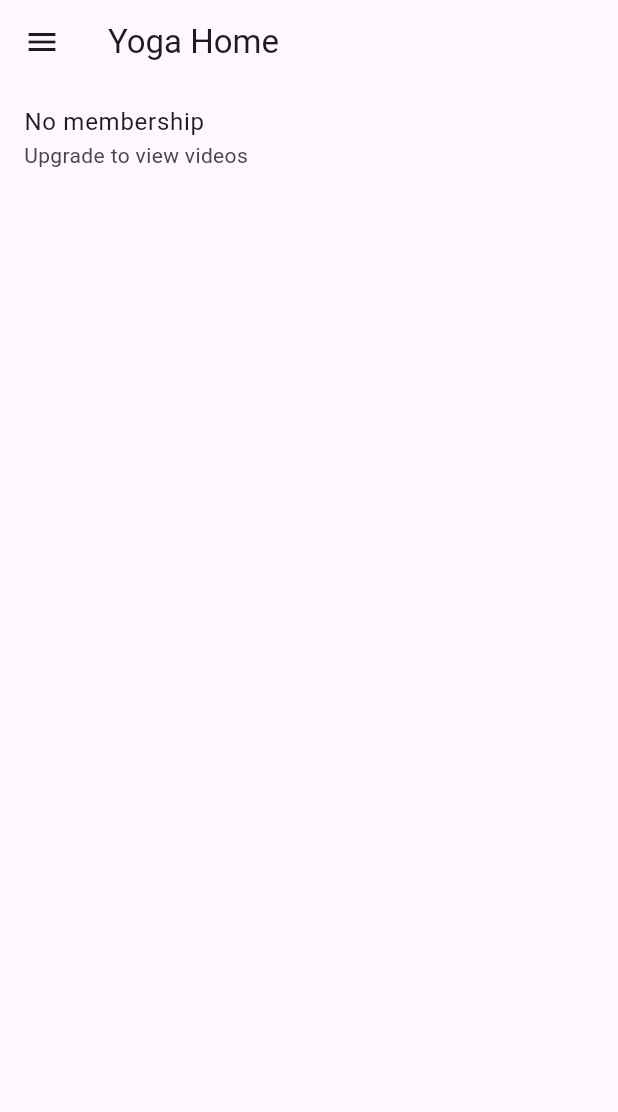
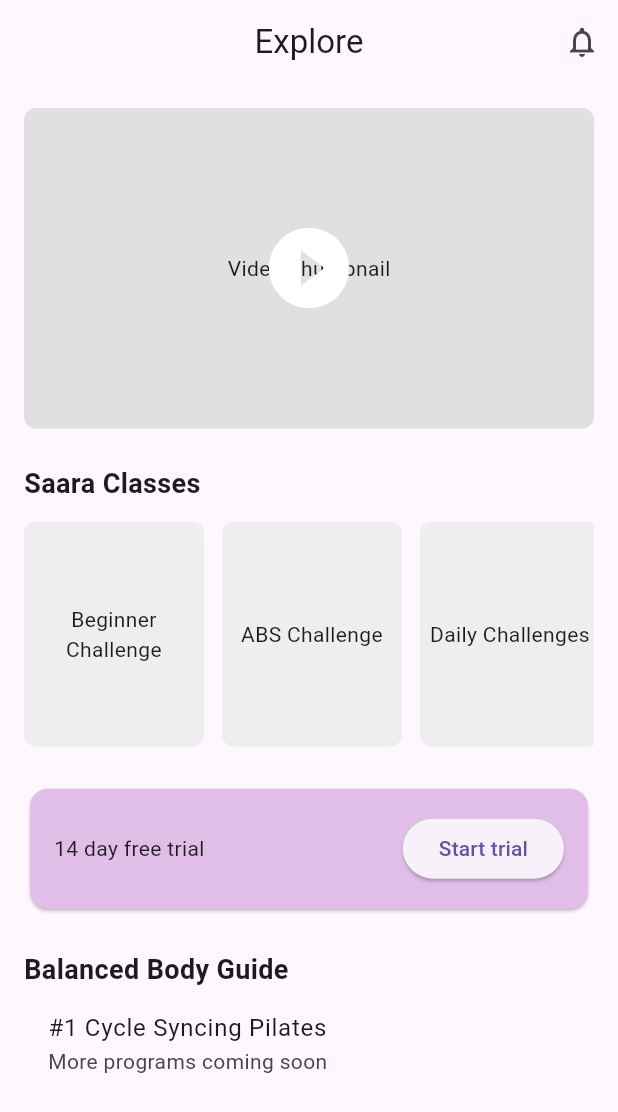
Before and after one commit to Vivek5kwt/saara, a Flutter app: the HomePage screen opened by its route, on a phone screen of 412 x 824 dp. Shown: the top 1112 px of the screen. Run offline on Flutter 3.47's test engine with Material 3 defaults, Android fonts, the phone set to English and light mode, and no system bars; our stand-ins replace bloc, dio, flutter_bloc, go_router; accounts and stored records are empty.

Commit message:
feat: redesign home explore page with bottom navigation

```diff
--- a/lib/features/home/view/home_page.dart
+++ b/lib/features/home/view/home_page.dart
@@ -1,65 +1,171 @@
 import 'package:flutter/material.dart';
-import 'package:flutter_bloc/flutter_bloc.dart';
 import 'package:go_router/go_router.dart';
 
-import '../../auth/bloc/auth_bloc.dart';
-
-class HomePage extends StatelessWidget {
+/// Home page with bottom navigation and explore content.
+class HomePage extends StatefulWidget {
   const HomePage({super.key});
 
   @override
+  State<HomePage> createState() => _HomePageState();
+}
+
+class _HomePageState extends State<HomePage> {
+  int _currentIndex = 0;
+
+  @override
   Widget build(BuildContext context) {
-    final user = context.select((AuthBloc bloc) => bloc.state.user);
-    final isMember = user?.isMember ?? false;
+    final pages = const [
+      _ExploreView(),
+      Center(child: Text('Classes Page')),
+      Center(child: Text('Searches Page')),
+      Center(child: Text('Settings Page')),
+    ];
 
     return Scaffold(
       appBar: AppBar(
-        title: const Text('Yoga Home'),
+        centerTitle: true,
+        title: const Text('Explore'),
+        actions: [
+          IconButton(
+            icon: const Icon(Icons.notifications_none),
+            onPressed: () {},
+          )
+        ],
       ),
-      drawer: Drawer(
-        child: ListView(
-          padding: EdgeInsets.zero,
-          children: [
-            const DrawerHeader(
-              decoration: BoxDecoration(color: Colors.blue),
-              child: Text('Menu', style: TextStyle(color: Colors.white, fontSize: 24)),
-            ),
-            ListTile(
-              title: const Text('Home'),
-              onTap: () {
-                context.go('/');
-              },
-            ),
-            ListTile(
-              title: const Text('Videos'),
-              onTap: () {
-                context.go('/video');
-              },
-            ),
-            ListTile(
-              title: const Text('Logout'),
-              onTap: () {
-                Navigator.pop(context);
-                context.read<AuthBloc>().add(AuthLogoutRequested());
-              },
-            ),
-          ],
-        ),
+      body: IndexedStack(
+        index: _currentIndex,
+        children: pages,
       ),
-      body: ListView(
-        children: [
-          if (isMember)
-            ListTile(
-              title: const Text('Morning Yoga Video'),
-              onTap: () => context.go('/video'),
-            )
-          else
-            const ListTile(
-              title: Text('No membership'),
-              subtitle: Text('Upgrade to view videos'),
-            ),
+      bottomNavigationBar: BottomNavigationBar(
+        currentIndex: _currentIndex,
+        onTap: (index) => setState(() => _currentIndex = index),
+        items: const [
+          BottomNavigationBarItem(
+            icon: Icon(Icons.explore),
+            label: 'Explore',
+          ),
+          BottomNavigationBarItem(
+            icon: Icon(Icons.class_),
+            label: 'Classes',
+          ),
+          BottomNavigationBarItem(
+            icon: Icon(Icons.search),
+            label: 'Searches',
+          ),
+          BottomNavigationBarItem(
+            icon: Icon(Icons.settings),
+            label: 'Settings',
+          ),
         ],
       ),
     );
   }
 }
+
+class _ExploreView extends StatelessWidget {
+  const _ExploreView();
+
+  @override
+  Widget build(BuildContext context) {
+    return ListView(
+      padding: const EdgeInsets.all(16),
+      children: [
+        GestureDetector(
+          onTap: () => context.go('/video'),
+          child: Stack(
+            alignment: Alignment.center,
+            children: [
+              AspectRatio(
+                aspectRatio: 16 / 9,
+                child: Container(
+                  decoration: BoxDecoration(
+                    color: Colors.grey.shade300,
+                    borderRadius: BorderRadius.circular(8),
+                  ),
+                  child: const Center(child: Text('Video Thumbnail')),
+                ),
+              ),
+              const Icon(Icons.play_circle_fill, size: 64, color: Colors.white),
+            ],
+          ),
+        ),
+        const SizedBox(height: 24),
+        const Text(
+          'Saara Classes',
+          style: TextStyle(fontSize: 18, fontWeight: FontWeight.bold),
+        ),
+        const SizedBox(height: 12),
+        SizedBox(
+          height: 150,
+          child: ListView(
+            scrollDirection: Axis.horizontal,
+            children: const [
+              _ClassCard(title: 'Beginner Challenge'),
+              _ClassCard(title: 'ABS Challenge'),
+              _ClassCard(title: 'Daily Challenges'),
+            ],
+          ),
+        ),
+        const SizedBox(height: 24),
+        Card(
+          color: Colors.purple.shade100,
+          child: Padding(
+            padding: const EdgeInsets.all(16),
+            child: Row(
+              children: [
+                const Expanded(
+                  child: Text('14 day free trial'),
+                ),
+                ElevatedButton(
+                  onPressed: () {},
+                  child: const Text('Start trial'),
+                )
+              ],
+            ),
+          ),
+        ),
+        const SizedBox(height: 24),
+        const Text(
+          'Balanced Body Guide',
+          style: TextStyle(fontSize: 18, fontWeight: FontWeight.bold),
+        ),
+        const ListTile(
+          title: Text('#1 Cycle Syncing Pilates'),
+          subtitle: Text('More programs coming soon'),
+        ),
+        const SizedBox(height: 16),
+        Align(
+          alignment: Alignment.centerLeft,
+          child: TextButton(
+            onPressed: () {},
+            child: const Text('More Programs'),
+          ),
+        ),
+      ],
+    );
+  }
+}
+
+class _ClassCard extends StatelessWidget {
+  const _ClassCard({required this.title});
+
+  final String title;
+
+  @override
+  Widget build(BuildContext context) {
+    return Container(
+      width: 120,
+      margin: const EdgeInsets.only(right: 12),
+      decoration: BoxDecoration(
+        color: Colors.grey.shade200,
+        borderRadius: BorderRadius.circular(8),
+      ),
+      child: Center(
+        child: Text(
+          title,
+          textAlign: TextAlign.center,
+        ),
+      ),
+    );
+  }
+}
```
